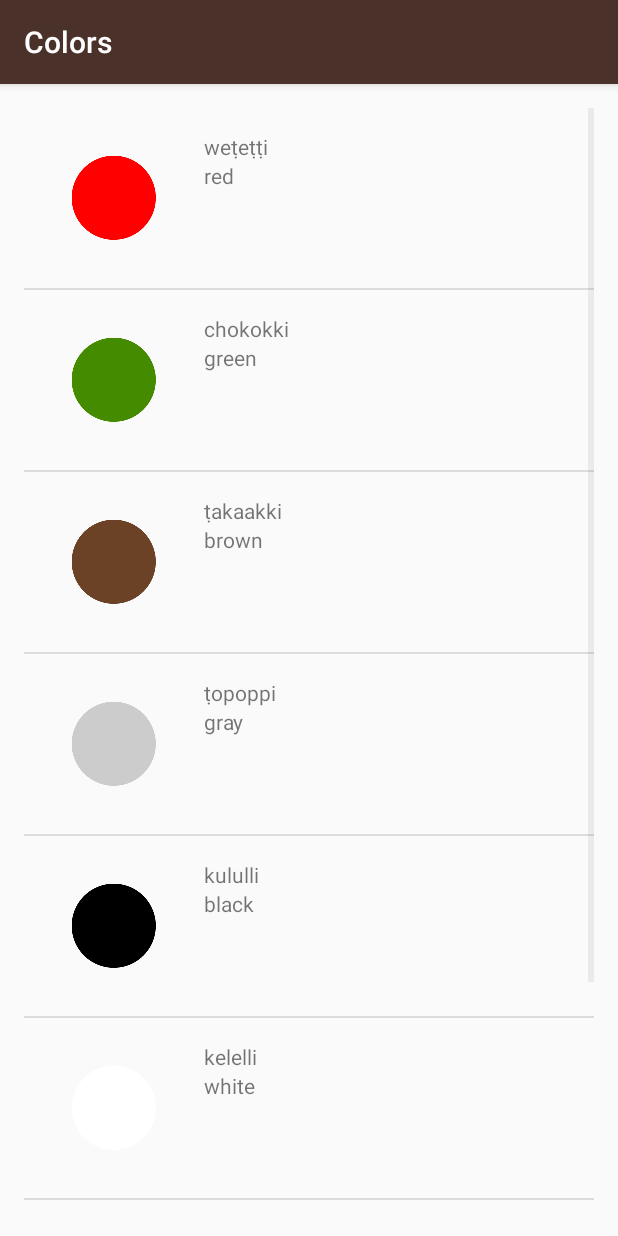
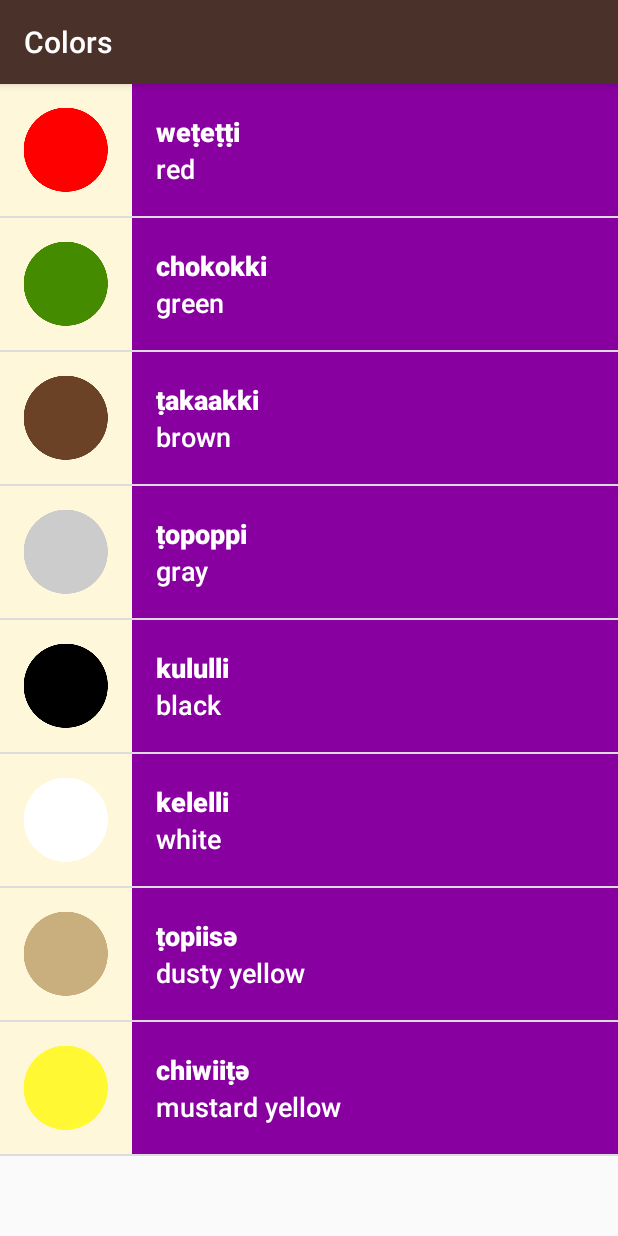
Before and after one commit to Homeye/Udacity-Android-Basics-Nanodegree-by-Google, an Android app: the ColorsActivity screen opened directly, with no data from a screen before it, on a phone screen of 412 x 824 dp. Run offline under Robolectric (Android 15) with nearby library versions, the phone set to English and light mode, and no system bars.

Commit message:
finished the colors/styles

```diff
--- a/ud839_Miwok-Starter-code/app/src/main/java/com/example/android/miwok/ColorsActivity.java
+++ b/ud839_Miwok-Starter-code/app/src/main/java/com/example/android/miwok/ColorsActivity.java
@@ -24,7 +24,7 @@ public class ColorsActivity extends AppCompatActivity {
         words.add(new Word("dusty yellow", "ṭopiisә", R.drawable.color_dusty_yellow));
         words.add(new Word("mustard yellow", "chiwiiṭә", R.drawable.color_mustard_yellow));
 
-        WordAdapter wordAdapter = new WordAdapter(this, words);
+        WordAdapter wordAdapter = new WordAdapter(this, words, R.color.category_colors);
 
         ListView listView = (ListView) findViewById(R.id.list);
 
--- a/ud839_Miwok-Starter-code/app/src/main/java/com/example/android/miwok/FamilyActivity.java
+++ b/ud839_Miwok-Starter-code/app/src/main/java/com/example/android/miwok/FamilyActivity.java
@@ -26,7 +26,7 @@ public class FamilyActivity extends AppCompatActivity {
         words.add(new Word("grandmother", "ama", R.drawable.family_grandmother));
         words.add(new Word("grandfather", "paapa", R.drawable.family_grandfather));
 
-        WordAdapter wordAdapter = new WordAdapter(this, words);
+        WordAdapter wordAdapter = new WordAdapter(this, words, R.color.category_family);
 
         ListView listView = (ListView) findViewById(R.id.list);
 
--- a/ud839_Miwok-Starter-code/app/src/main/java/com/example/android/miwok/NumbersActivity.java
+++ b/ud839_Miwok-Starter-code/app/src/main/java/com/example/android/miwok/NumbersActivity.java
@@ -26,7 +26,7 @@ public class NumbersActivity extends AppCompatActivity {
         words.add(new Word("nine", "wo'e", R.drawable.number_nine));
         words.add(new Word("ten", "na'aacha", R.drawable.number_ten));
 
-        WordAdapter wordAdapter = new WordAdapter(this, words);
+        WordAdapter wordAdapter = new WordAdapter(this, words, R.color.category_numbers);
 
         ListView listView = (ListView) findViewById(R.id.list);
 
--- a/ud839_Miwok-Starter-code/app/src/main/java/com/example/android/miwok/PhrasesActivity.java
+++ b/ud839_Miwok-Starter-code/app/src/main/java/com/example/android/miwok/PhrasesActivity.java
@@ -26,7 +26,7 @@ public class PhrasesActivity extends AppCompatActivity {
         words.add(new Word("Let’s go.", "yoowutis"));
         words.add(new Word("Come here.", "әnni'nem"));
 
-        WordAdapter wordAdapter = new WordAdapter(this, words);
+        WordAdapter wordAdapter = new WordAdapter(this, words, R.color.category_phrases);
 
         ListView listView = (ListView) findViewById(R.id.list);
 
--- a/ud839_Miwok-Starter-code/app/src/main/java/com/example/android/miwok/WordAdapter.java
+++ b/ud839_Miwok-Starter-code/app/src/main/java/com/example/android/miwok/WordAdapter.java
@@ -3,19 +3,24 @@ package com.example.android.miwok;
 import android.app.Activity;
 import android.support.annotation.NonNull;
 import android.support.annotation.Nullable;
+import android.support.v4.content.ContextCompat;
 import android.view.LayoutInflater;
 import android.view.View;
 import android.view.ViewGroup;
 import android.widget.ArrayAdapter;
 import android.widget.ImageView;
+import android.widget.LinearLayout;
 import android.widget.TextView;
 
 import java.util.ArrayList;
 
 public class WordAdapter extends ArrayAdapter<Word> {
 
-    public WordAdapter(@NonNull Activity context, @NonNull ArrayList<Word> words) {
+    private int mColorResourceId;
+
+    public WordAdapter(@NonNull Activity context, @NonNull ArrayList<Word> words, int colorResourceId) {
         super(context, 0, words);
+        mColorResourceId = colorResourceId;
     }
 
     @NonNull
@@ -47,6 +52,10 @@ public class WordAdapter extends ArrayAdapter<Word> {
             imageView.setVisibility(View.GONE);
         }
 
+        LinearLayout textContainer = (LinearLayout) listItemView.findViewById(R.id.text_container);
+        int color = ContextCompat.getColor(getContext(), mColorResourceId);
+        textContainer.setBackgroundColor(color);
+
         return listItemView;
     }
 }
--- a/ud839_Miwok-Starter-code/app/src/main/res/layout/list_item.xml
+++ b/ud839_Miwok-Starter-code/app/src/main/res/layout/list_item.xml
@@ -3,14 +3,14 @@
     xmlns:tools="http://schemas.android.com/tools"
     android:layout_width="match_parent"
     android:layout_height="wrap_content"
-    android:orientation="horizontal"
-    android:padding="16dp">
+    android:background="@color/tan_background"
+    android:minHeight="@dimen/list_item_height"
+    android:orientation="horizontal">
 
     <ImageView
         android:id="@+id/image"
-        android:layout_width="wrap_content"
-        android:layout_height="wrap_content"
-        android:src="@mipmap/ic_launcher" />
+        android:layout_width="@dimen/list_item_height"
+        android:layout_height="@dimen/list_item_height" />
 
     <LinearLayout
         android:id="@+id/text_container"
@@ -22,13 +22,22 @@
         <TextView
             android:id="@+id/miwok_text_view"
             android:layout_width="match_parent"
-            android:layout_height="wrap_content"
+            android:layout_height="0dp"
+            android:layout_weight="1"
+            android:gravity="bottom"
+            android:textAppearance="@android:style/TextAppearance.DeviceDefault.Medium"
+            android:textColor="@android:color/white"
+            android:textStyle="bold"
             tools:text="lutti" />
 
         <TextView
             android:id="@+id/default_text_view"
             android:layout_width="match_parent"
-            android:layout_height="wrap_content"
+            android:layout_height="0dp"
+            android:layout_weight="1"
+            android:gravity="top"
+            android:textAppearance="@android:style/TextAppearance.DeviceDefault.Medium"
+            android:textColor="@android:color/white"
             tools:text="one" />
 
     </LinearLayout>
--- a/ud839_Miwok-Starter-code/app/src/main/res/layout/word_list.xml
+++ b/ud839_Miwok-Starter-code/app/src/main/res/layout/word_list.xml
@@ -5,10 +5,4 @@
     android:id="@+id/list"
     android:layout_width="match_parent"
     android:layout_height="match_parent"
-    android:orientation="vertical"
-    android:paddingBottom="@dimen/activity_vertical_margin"
-    android:paddingLeft="@dimen/activity_horizontal_margin"
-    android:paddingRight="@dimen/activity_horizontal_margin"
-    android:paddingTop="@dimen/activity_vertical_margin">
-
-</ListView>
+    android:orientation="vertical" />
--- a/ud839_Miwok-Starter-code/app/src/main/res/values/dimens.xml
+++ b/ud839_Miwok-Starter-code/app/src/main/res/values/dimens.xml
@@ -15,7 +15,4 @@
 <resources>
     <!-- Height of each list item -->
     <dimen name="list_item_height">88dp</dimen>
-    <!-- Default screen margins, per the Android Design guidelines. -->
-    <dimen name="activity_horizontal_margin">16dp</dimen>
-    <dimen name="activity_vertical_margin">16dp</dimen>
 </resources>
```
Also changed, not shown: ud839_Miwok-Starter-code/app/src/main/res/values-w820dp/dimens.xml (deleted, +0 -20 lines).
